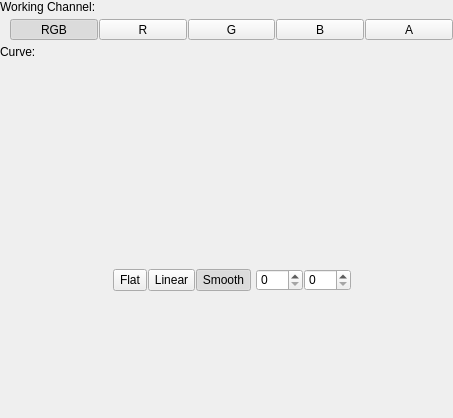
This is src/imagefilter_curves/filterwidget.ui in deiflou/ibp as Qt 5 draws it before an edit. The edited form follows.
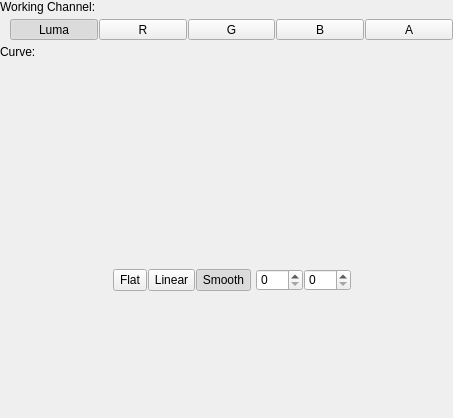
This is the edited form. Icons and pictures are not drawn. Custom widgets are drawn as their Qt base class.

```diff
--- a/src/imagefilter_curves/filterwidget.ui
+++ b/src/imagefilter_curves/filterwidget.ui
@@ -59,7 +59,7 @@
         </sizepolicy>
        </property>
        <property name="text">
-        <string>RGB</string>
+        <string>Luma</string>
        </property>
        <property name="checkable">
         <bool>true</bool>
```
Left out of the diff: 4 changed lines with no effect on the pictures.
